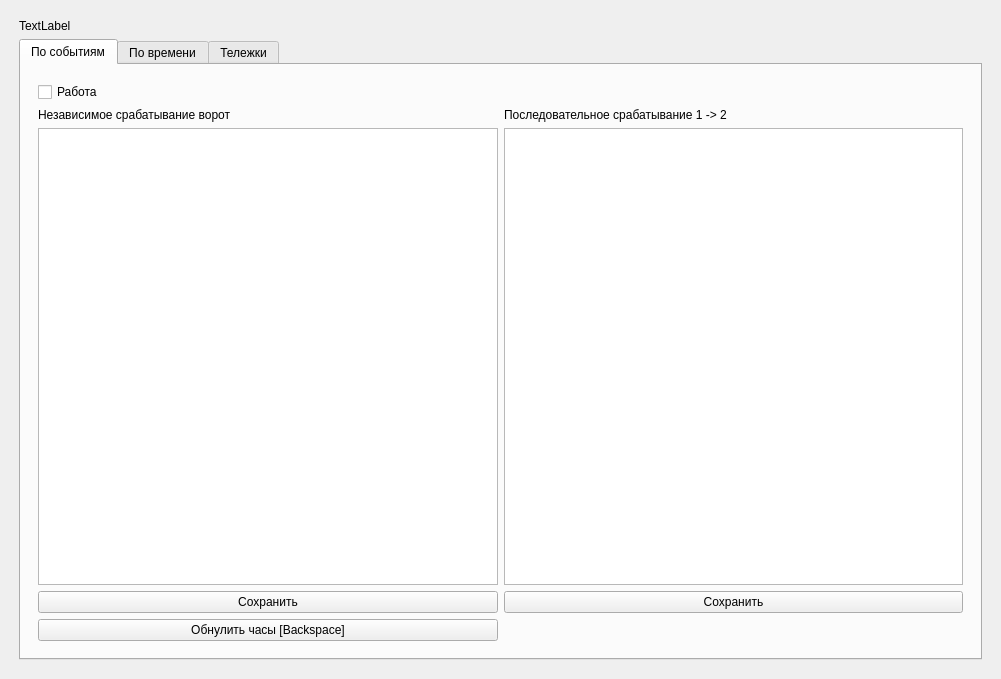
Qt form qt/mainwindow.ui (BardinPetr/wilab-datalogger) before a commit.
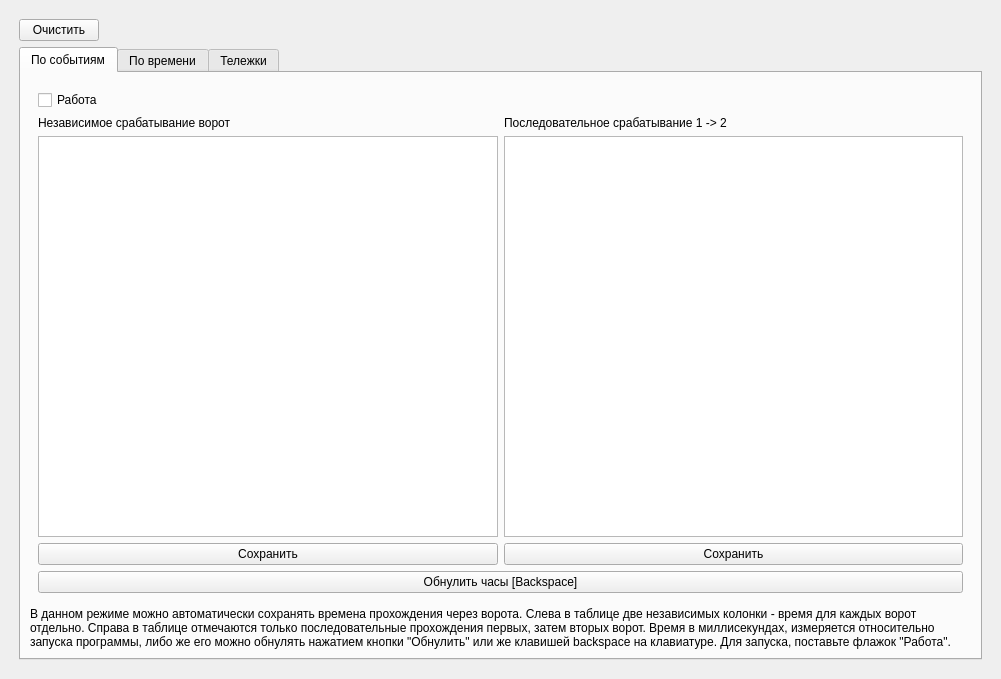
The same form after that commit. The open tabs and pages were chosen to show the change.

```diff
--- a/qt/mainwindow.ui
+++ b/qt/mainwindow.ui
@@ -30,11 +30,43 @@
        <number>10</number>
       </property>
       <item>
+       <layout class="QHBoxLayout" name="horizontalLayout_2">
+        <item>
+         <widget class="QPushButton" name="button_clear">
+          <property name="text">
+           <string>Очистить</string>
+          </property>
+         </widget>
+        </item>
+        <item>
+         <spacer name="horizontalSpacer_2">
+          <property name="orientation">
+           <enum>Qt::Horizontal</enum>
+          </property>
+          <property name="sizeHint" stdset="0">
+           <size>
+            <width>40</width>
+            <height>20</height>
+           </size>
+          </property>
+         </spacer>
+        </item>
+        <item>
        <widget class="QLabel" name="connectionLabel">
+          <property name="font">
+           <font>
+            <pointsize>14</pointsize>
+           </font>
+          </property>
         <property name="text">
-         <string>TextLabel</string>
-        </property>
-       </widget>
+           <string/>
+          </property>
+          <property name="alignment">
+           <set>Qt::AlignRight|Qt::AlignTrailing|Qt::AlignVCenter</set>
+          </property>
+         </widget>
+        </item>
+       </layout>
       </item>
       <item>
        <widget class="QTabWidget" name="tabWidget">
@@ -60,6 +92,17 @@
             <property name="bottomMargin">
              <number>8</number>
             </property>
+            <item row="3" column="0">
+             <layout class="QHBoxLayout" name="horizontalLayout_4">
+              <item>
+               <widget class="QPushButton" name="button_save_s">
+                <property name="text">
+                 <string>Сохранить</string>
+                </property>
+               </widget>
+              </item>
+             </layout>
+            </item>
             <item row="1" column="0">
              <widget class="QLabel" name="label_3">
               <property name="text">
@@ -84,14 +127,25 @@
               </property>
              </widget>
             </item>
+            <item row="1" column="1">
+             <widget class="QLabel" name="label_5">
+              <property name="text">
+               <string>Последовательное срабатывание 1 -&gt; 2</string>
+              </property>
+             </widget>
+            </item>
             <item row="3" column="1">
+             <layout class="QHBoxLayout" name="horizontalLayout_5">
+              <item>
              <widget class="QPushButton" name="button_save_d">
               <property name="text">
                <string>Сохранить</string>
               </property>
              </widget>
             </item>
-            <item row="4" column="0">
+             </layout>
+            </item>
+            <item row="6" column="0" colspan="2">
              <widget class="QPushButton" name="button_time_reset">
               <property name="sizePolicy">
                <sizepolicy hsizetype="Minimum" vsizetype="Fixed">
@@ -107,22 +161,24 @@
               </property>
              </widget>
             </item>
-            <item row="1" column="1">
-             <widget class="QLabel" name="label_5">
-              <property name="text">
-               <string>Последовательное срабатывание 1 -&gt; 2</string>
-              </property>
-             </widget>
-            </item>
-            <item row="3" column="0">
-             <widget class="QPushButton" name="button_save_s">
-              <property name="text">
-               <string>Сохранить</string>
-              </property>
-             </widget>
-            </item>
            </layout>
           </item>
+          <item row="1" column="0">
+           <widget class="QLabel" name="label_7">
+            <property name="sizePolicy">
+             <sizepolicy hsizetype="Preferred" vsizetype="Preferred">
+              <horstretch>0</horstretch>
+              <verstretch>0</verstretch>
+             </sizepolicy>
+            </property>
+            <property name="text">
+             <string>В данном режиме можно автоматически сохранять времена прохождения через ворота. Слева в таблице две независимых колонки - время для каждых ворот отдельно. Справа в таблице отмечаются только последовательные прохождения первых, затем вторых ворот. Время в миллисекундах, измеряется относительно запуска программы, либо же его можно обнулять нажатием кнопки &quot;Обнулить&quot; или же клавишей backspace на клавиатуре. Для запуска, поставьте флажок &quot;Работа&quot;. </string>
+            </property>
+            <property name="wordWrap">
+             <bool>true</bool>
+            </property>
+           </widget>
+          </item>
          </layout>
         </widget>
         <widget class="QWidget" name="tab_2">
@@ -131,6 +187,8 @@
          </attribute>
          <layout class="QGridLayout" name="gridLayout_4">
           <item row="0" column="0">
+           <layout class="QVBoxLayout" name="verticalLayout_30">
+            <item>
            <layout class="QHBoxLayout" name="layout_intervals">
             <item>
              <layout class="QVBoxLayout" name="verticalLayout_3">
@@ -422,6 +480,18 @@
             </item>
            </layout>
           </item>
+            <item>
+             <widget class="QLabel" name="label_8">
+              <property name="text">
+               <string>В данном режиме можно вручную или же автоматически сохранять информацию о временнЫх характеристиках сигнала. &quot;Длитиельность импульса&quot; - время от фронта до спада (первое поле), от спада до фронта (второе). &quot;Интервал&quot; - время между последовательными фронтами (по фронту), время между последовательными спадами (по спаду).  Время в миллисекундах. В ручном режиме записать состояние в таблицу можно кнопой &quot;Записать&quot; или нажав Enter. Для активации автоматического логирования, установите частоту (1-5 Гц) и выставьте флажок &quot;Автозапись&quot;</string>
+              </property>
+              <property name="wordWrap">
+               <bool>true</bool>
+              </property>
+             </widget>
+            </item>
+           </layout>
+          </item>
          </layout>
         </widget>
         <widget class="QWidget" name="tab_3">
@@ -429,6 +499,9 @@
           <string>Тележки</string>
          </attribute>
          <layout class="QGridLayout" name="gridLayout_5">
+          <item row="1" column="0">
+           <widget class="QTableView" name="table_exp"/>
+          </item>
           <item row="0" column="0">
            <layout class="QVBoxLayout" name="verticalLayout_5">
             <item>
@@ -473,8 +546,15 @@
             </item>
            </layout>
           </item>
-          <item row="1" column="0">
-           <widget class="QTableView" name="table_exp"/>
+          <item row="2" column="0">
+           <widget class="QLabel" name="label_9">
+            <property name="text">
+             <string>В данном режиме можно производить не только замеры моментов времени, в которые произошел проход через ворота, но и длительность прохода светонепроницаемой движущейся части через вопрота, что позволяет, зная геомерию объекта, получить его мгновенную скорость. Предполагается возможным, что каждые из двух ворот в рамках одного эксперимента могут сработать от 0 до 2х раз включительно. То есть, первые 4 столбца отвечают за первый проход каждых ворот (Л и П - левые и правые), последние 4 - аналогично для второго прохода. При этом не обязательно, чтобы были все 4 срабатывания. В данном режиме обязательно перед каждым измерением выставлять флажок &quot;Запись&quot;, либо нажимать Enter на клавиатуре. По завершении каждого измерения нужно снять флажок, либо нажать ту же клавишу, только после этого будет доступна новая строка данных. </string>
+            </property>
+            <property name="wordWrap">
+             <bool>true</bool>
+            </property>
+           </widget>
           </item>
          </layout>
         </widget>
```
Lines whose indentation alone changed are shown as unchanged.
